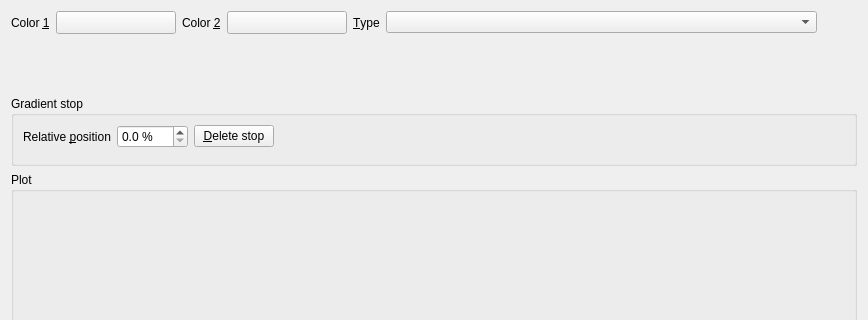
qgis/QGIS, file src/ui/qgsgradientcolorrampdialogbase.ui: the form before one commit; both pictures show x 0 to 868 and y 0 to 320 of the 868 by 638 pixel window.
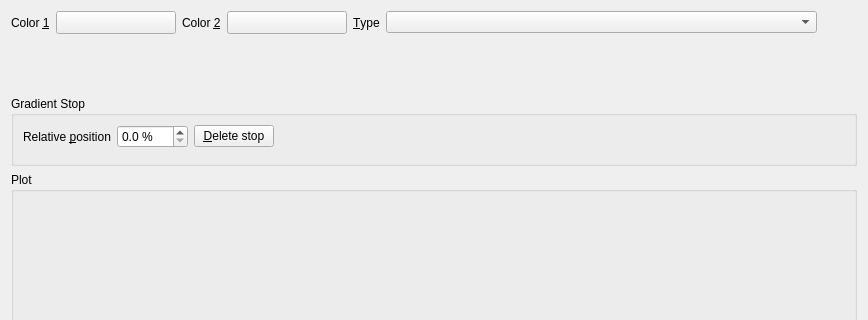
The form after the commit. Custom widgets are drawn as their Qt base class.

The edit to the form file:
```diff
--- a/src/ui/qgsgradientcolorrampdialogbase.ui
+++ b/src/ui/qgsgradientcolorrampdialogbase.ui
@@ -167,7 +167,7 @@
        <item>
         <widget class="QgsCollapsibleGroupBox" name="groupBox_2">
          <property name="title">
-          <string>Gradient stop</string>
+          <string>Gradient Stop</string>
          </property>
          <layout class="QGridLayout" name="gridLayout">
           <item row="0" column="0">
```
